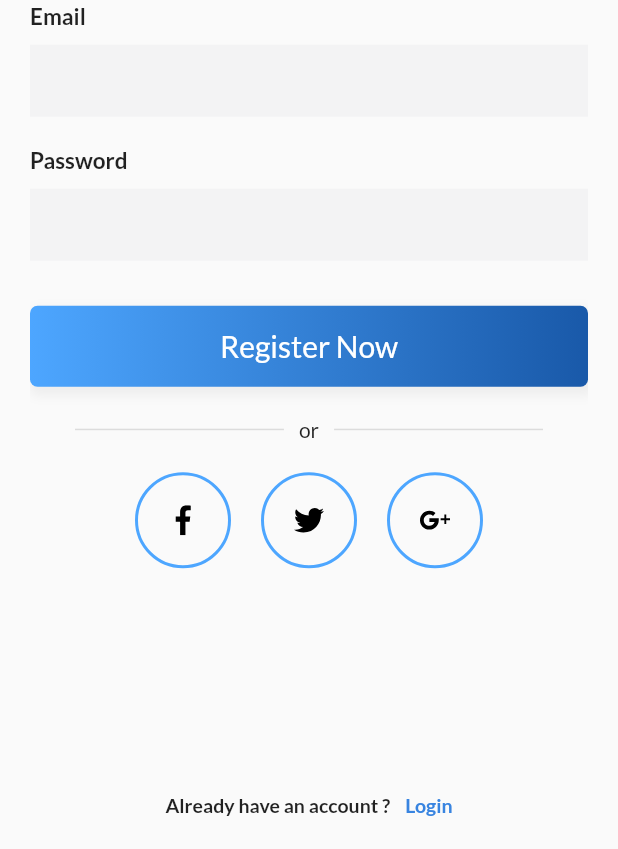
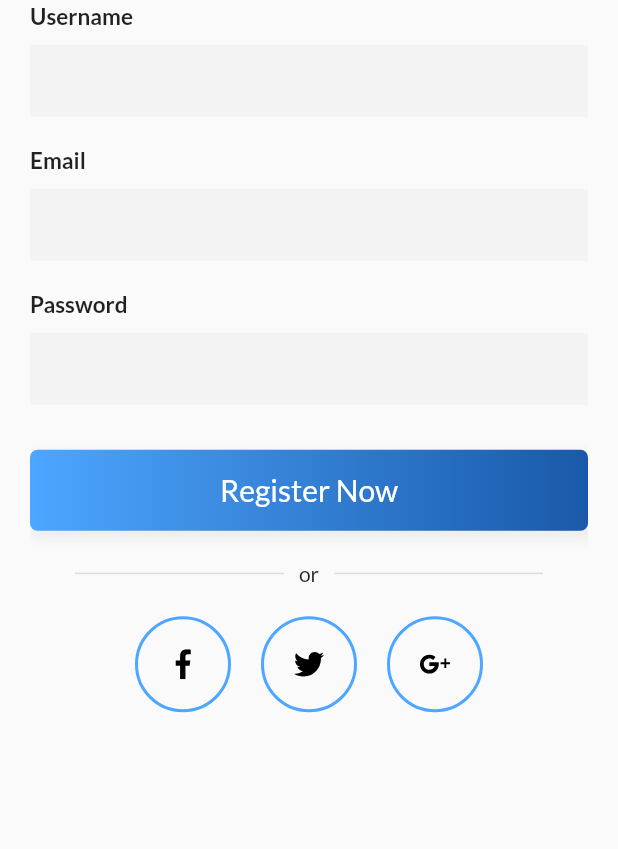
Before and after one commit to chiuywai2/fingerpay, a Flutter app: the SignUpPage screen opened directly, on a phone screen of 412 x 824 dp, the part 387-1236 px from its top. Run offline on Flutter 3.47's test engine with Material 2 defaults, Android fonts, the phone set to English and light mode, and no system bars; our stand-ins replace firebase_auth, firebase_core, flutter_svg, google_fonts, math_expressions; accounts and stored records are empty.

Commit message:
external login script

```diff
--- a/lib/src/screen/setting.dart
+++ b/lib/src/screen/setting.dart
@@ -2,7 +2,7 @@ import 'package:flutter/material.dart';
 import 'package:fingerpay/src/widget/topbar.dart';
 import 'package:fingerpay/src/common.dart';
 import 'package:flutter/cupertino.dart';
-import 'package:firebase_auth/firebase_auth.dart';
+import 'package:fingerpay/src/service/auth_service.dart';
 
 class Setting extends StatefulWidget {
   @override
@@ -131,7 +131,7 @@ class _SettingState extends State<Setting> {
                           borderRadius: BorderRadius.circular(20)),
                     ),
                     onPressed: () async {
-                      await FirebaseAuth.instance.signOut();
+                      await AuthService().signOut();
                     },
                     child: Text("SIGN OUT",
                         style: TextStyle(
--- a/lib/src/screen/signup.dart
+++ b/lib/src/screen/signup.dart
@@ -1,9 +1,9 @@
-import 'package:firebase_auth/firebase_auth.dart';
 import 'package:flutter/material.dart';
 import 'package:fingerpay/src/Widget/bezierContainer.dart';
 import 'package:fingerpay/src/screen/login.dart';
 import 'package:google_fonts/google_fonts.dart';
 import 'package:fingerpay/src/widget/socialicon.dart';
+import 'package:fingerpay/src/service/auth_service.dart';
 
 class SignUpPage extends StatefulWidget {
   SignUpPage({Key key, this.title}) : super(key: key);
@@ -49,9 +49,38 @@ class _SignUpPageState extends State<SignUpPage> {
           SizedBox(
             height: 10,
           ),
-          TextField(
+          TextFormField(
             onChanged: (value) {
               _email = value;
+            },
+            obscureText: isPassword,
+            decoration: InputDecoration(
+              border: InputBorder.none,
+              fillColor: Color(0xfff3f3f4),
+              filled: true,
+            ),
+          )
+        ],
+      ),
+    );
+  }
+
+  Widget _usernameField(String title, {bool isPassword = false}) {
+    return Container(
+      margin: EdgeInsets.symmetric(vertical: 10),
+      child: Column(
+        crossAxisAlignment: CrossAxisAlignment.start,
+        children: <Widget>[
+          Text(
+            title,
+            style: TextStyle(fontWeight: FontWeight.bold, fontSize: 15),
+          ),
+          SizedBox(
+            height: 10,
+          ),
+          TextFormField(
+            onChanged: (value) {
+              _username = value;
             },
             obscureText: isPassword,
             decoration: InputDecoration(
@@ -78,7 +107,7 @@ class _SignUpPageState extends State<SignUpPage> {
           SizedBox(
             height: 10,
           ),
-          TextField(
+          TextFormField(
             onChanged: (value) {
               _password = value;
             },
@@ -96,8 +125,10 @@ class _SignUpPageState extends State<SignUpPage> {
 
   Widget _submitButton() {
     return GestureDetector(
-      onTap: () {
-        _createUser();
+      onTap: () async {
+        String uid = await AuthService()
+            .createUserWithEmailAndPassword(_email, _password, _username);
+        print("Singed up with New ID $uid");
         Navigator.pop(context);
       },
       child: Container(
@@ -186,6 +217,7 @@ class _SignUpPageState extends State<SignUpPage> {
   Widget _emailPasswordWidget() {
     return Column(
       children: <Widget>[
+        _usernameField("Username"),
         _emailField("Email"),
         _passwordField("Password", isPassword: true),
       ],
@@ -225,22 +257,7 @@ class _SignUpPageState extends State<SignUpPage> {
     );
   }
 
-  Future<void> _createUser() async {
-    try {
-      UserCredential userCredential = await FirebaseAuth.instance
-          .createUserWithEmailAndPassword(email: _email, password: _password);
-      print("User: $userCredential");
-    } on FirebaseAuthException catch (e) {
-      if (e.code == 'weak-password') {
-        print('The password provided is too weak.');
-      } else if (e.code == 'email-already-in-use') {
-        print('The account already exists for that email.');
-      }
-    } catch (e) {
-      print(e);
-    }
-  }
-
+  String _username;
   String _email;
   String _password;
 
```
Also changed, not shown: lib/src/screen/login.dart (+7 -19 lines), lib/src/service/auth_service.dart (added, +71 -0 lines).
